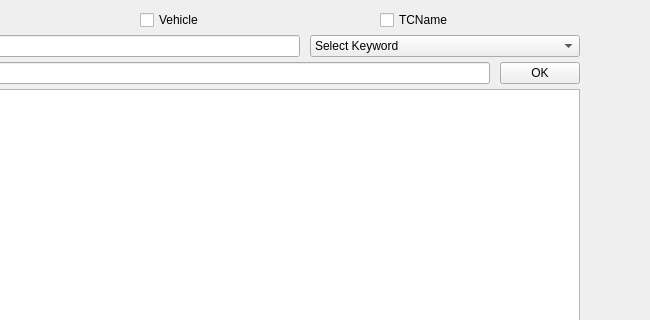
First picture: the form in Application/Source/Dialog/Dialog.ui, repository rlarudgh1997/Application, before the edit; both pictures show x 310 to 960 and y 0 to 320 of the 1200 by 1000 pixel window.
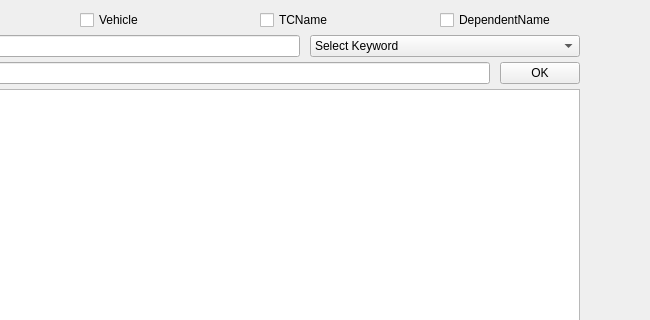
Second picture: the form after the edit. The open tabs and pages were chosen to show the change.

Commit message: - 자동완성 보완 및 추가  : DependentOn 시트 Name 자동완성 추가  : 시그널 자동완성 - 키워드 자동완성 동작 수정후

Diff of the .ui file:
```diff
--- a/Application/Source/Dialog/Dialog.ui
+++ b/Application/Source/Dialog/Dialog.ui
@@ -1231,6 +1231,13 @@
            </property>
           </widget>
          </item>
+         <item>
+          <widget class="QCheckBox" name="ListCheck4">
+           <property name="text">
+            <string>DependentName</string>
+           </property>
+          </widget>
+         </item>
         </layout>
        </widget>
       </item>
```
The commit also changes 8 other files.
